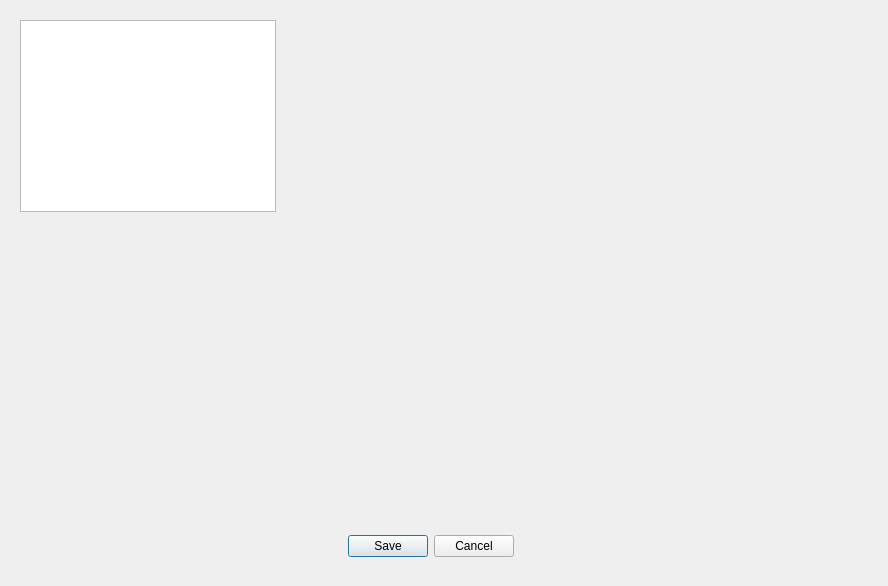
Old version of the form DZ3_SQL_DB/view_db_sokrat3.ui in the repository Anton201276/Otus-Qt.
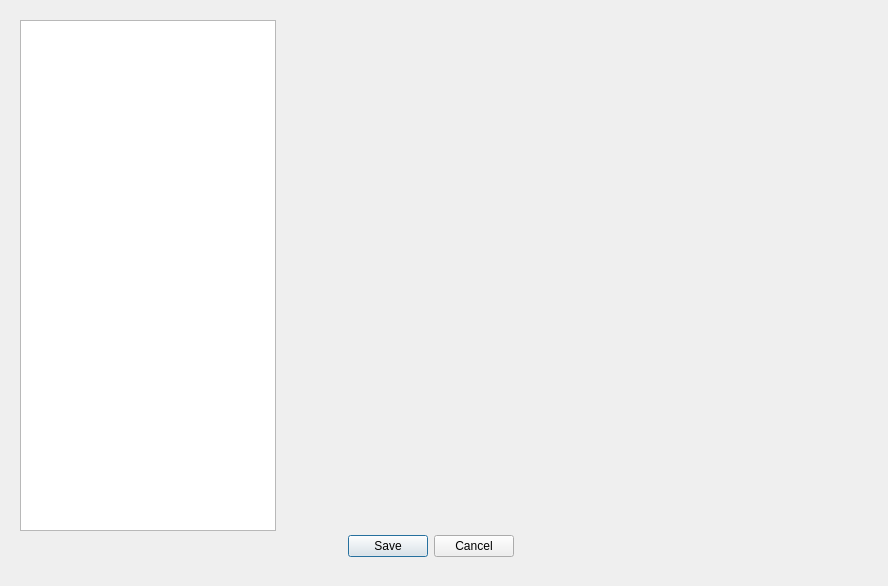
New version of the form.

Diff of the .ui file:
```diff
--- a/DZ3_SQL_DB/view_db_sokrat3.ui
+++ b/DZ3_SQL_DB/view_db_sokrat3.ui
@@ -38,7 +38,7 @@
      <x>20</x>
      <y>20</y>
      <width>256</width>
-     <height>192</height>
+     <height>511</height>
     </rect>
    </property>
   </widget>
```
